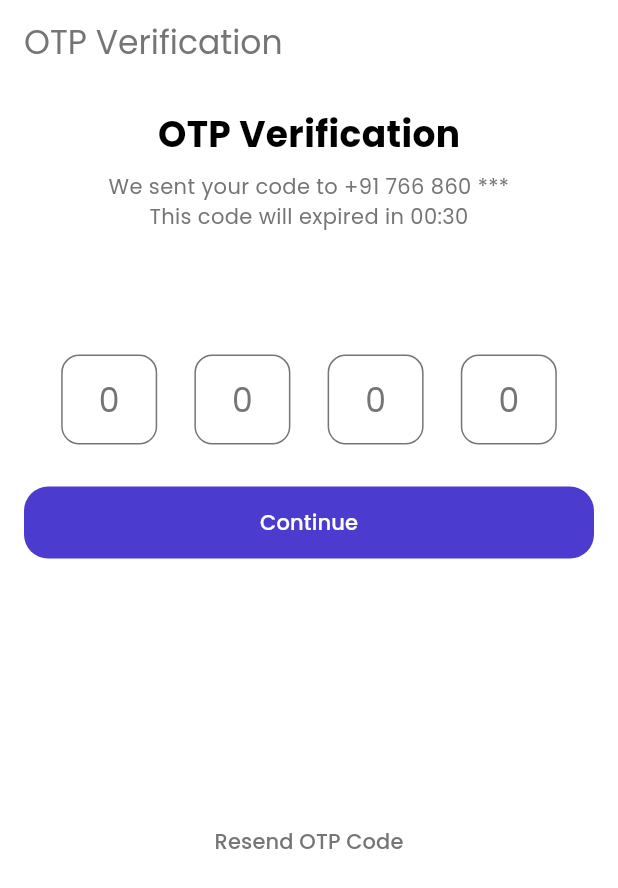
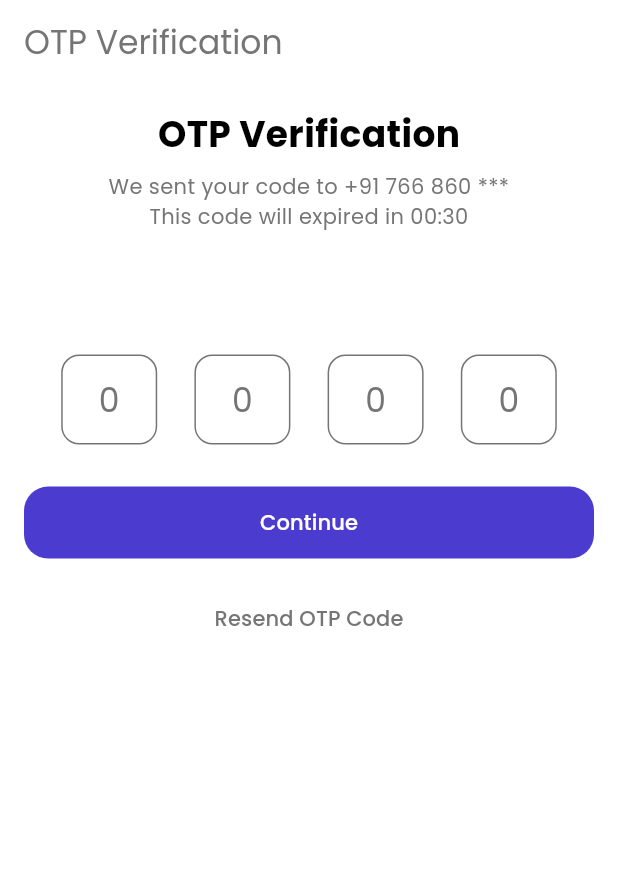
Before and after one commit to SuTechs/suro_flutter_screens, a Flutter app: the OtpScreen screen opened directly, on a phone screen of 412 x 824 dp. Shown: the top 888 px of the screen. Run offline on Flutter 3.47's test engine with Material 3 defaults, Android fonts, the phone set to English and light mode, and no system bars; our stand-ins replace flutter_svg, font_awesome_flutter, google_fonts.

Commit message:
fix resend otp button gap

```diff
--- a/lib/login/otp_screen_1.dart
+++ b/lib/login/otp_screen_1.dart
@@ -57,7 +57,7 @@ class OtpScreen extends StatelessWidget {
                   // const SizedBox(height: 16),
                   SizedBox(height: MediaQuery.of(context).size.height * 0.1),
                   const OtpForm(),
-                  SizedBox(height: MediaQuery.of(context).size.height * 0.2),
+                  const SizedBox(height: 16),
                   TextButton(
                     onPressed: () {},
                     child: const Text(
--- a/lib/main.dart
+++ b/lib/main.dart
@@ -1,7 +1,7 @@
 import 'package:flutter/material.dart';
 import 'package:google_fonts/google_fonts.dart';
 
-import 'login/signin_screen_1.dart';
+import 'login/otp_screen_1.dart';
 
 void main() {
   runApp(const MyApp());
@@ -20,7 +20,7 @@ class MyApp extends StatelessWidget {
         visualDensity: VisualDensity.adaptivePlatformDensity,
         textTheme: GoogleFonts.poppinsTextTheme(),
       ),
-      home: const LoginForm(),
+      home: const OtpScreen(),
     );
   }
 }
```
